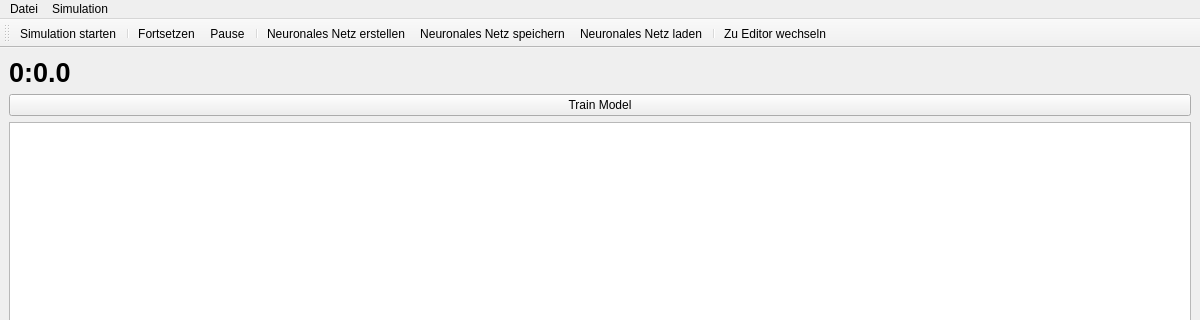
Old version of the form bin/source/simulatorwindow.ui in the repository Waldemarv/swt1718; both pictures show x 0 to 1200 and y 0 to 320 of the 1200 by 800 pixel window.
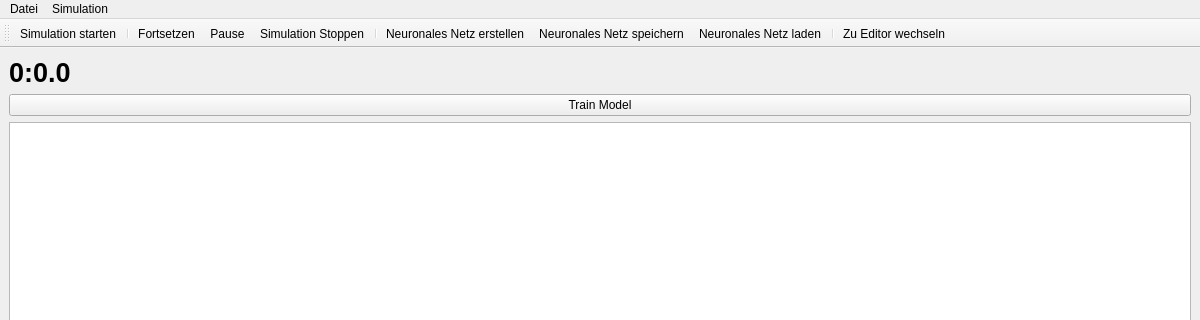
New version of the form. Icons and pictures are not drawn.

```diff
--- a/bin/source/simulatorwindow.ui
+++ b/bin/source/simulatorwindow.ui
@@ -92,6 +92,7 @@
    <addaction name="separator"/>
    <addaction name="actionResume"/>
    <addaction name="actionPause"/>
+   <addaction name="actionSimulation_Stoppen"/>
    <addaction name="separator"/>
    <addaction name="actioncreateNeuralNet"/>
    <addaction name="actionsaveNeuralNet"/>
@@ -162,6 +163,11 @@
     <string>Simulation starten</string>
    </property>
   </action>
+  <action name="actionSimulation_Stoppen">
+   <property name="text">
+    <string>Simulation Stoppen</string>
+   </property>
+  </action>
  </widget>
  <resources>
   <include location="icons.qrc"/>
```
Left out of the diff: 2 changed lines with no effect on the pictures.
